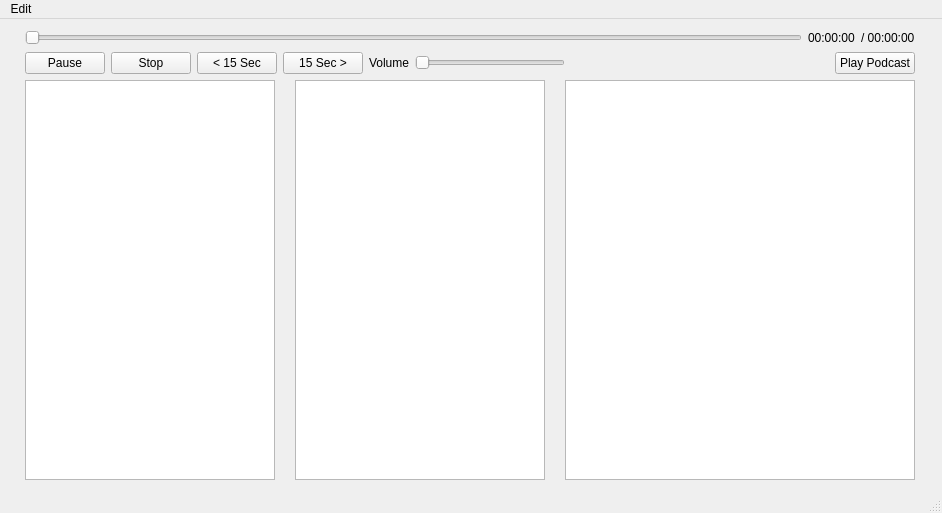
Above: mainwindow.ui from pureooze/PodcastFeed before the change. Below: the same form after it.
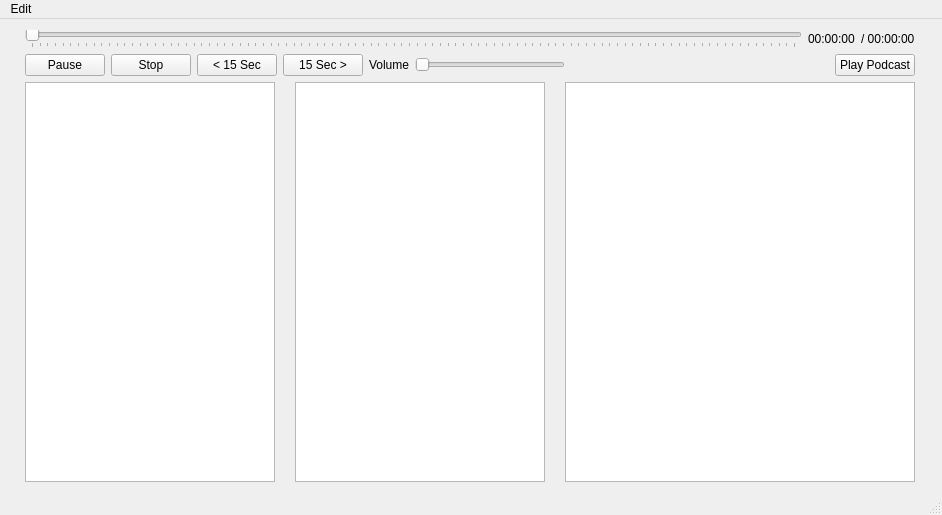
That is the form after the change.

Commit message: Improved player slider usability

```diff
--- a/mainwindow.ui
+++ b/mainwindow.ui
@@ -23,13 +23,25 @@
          <widget class="QSlider" name="playerSlider">
           <property name="minimumSize">
            <size>
-            <width>0</width>
-            <height>15</height>
+            <width>1</width>
+            <height>18</height>
            </size>
           </property>
+          <property name="autoFillBackground">
+           <bool>false</bool>
+          </property>
           <property name="orientation">
            <enum>Qt::Horizontal</enum>
           </property>
+          <property name="invertedAppearance">
+           <bool>false</bool>
+          </property>
+          <property name="invertedControls">
+           <bool>false</bool>
+          </property>
+          <property name="tickPosition">
+           <enum>QSlider::TicksBelow</enum>
+          </property>
          </widget>
         </item>
         <item>
```
